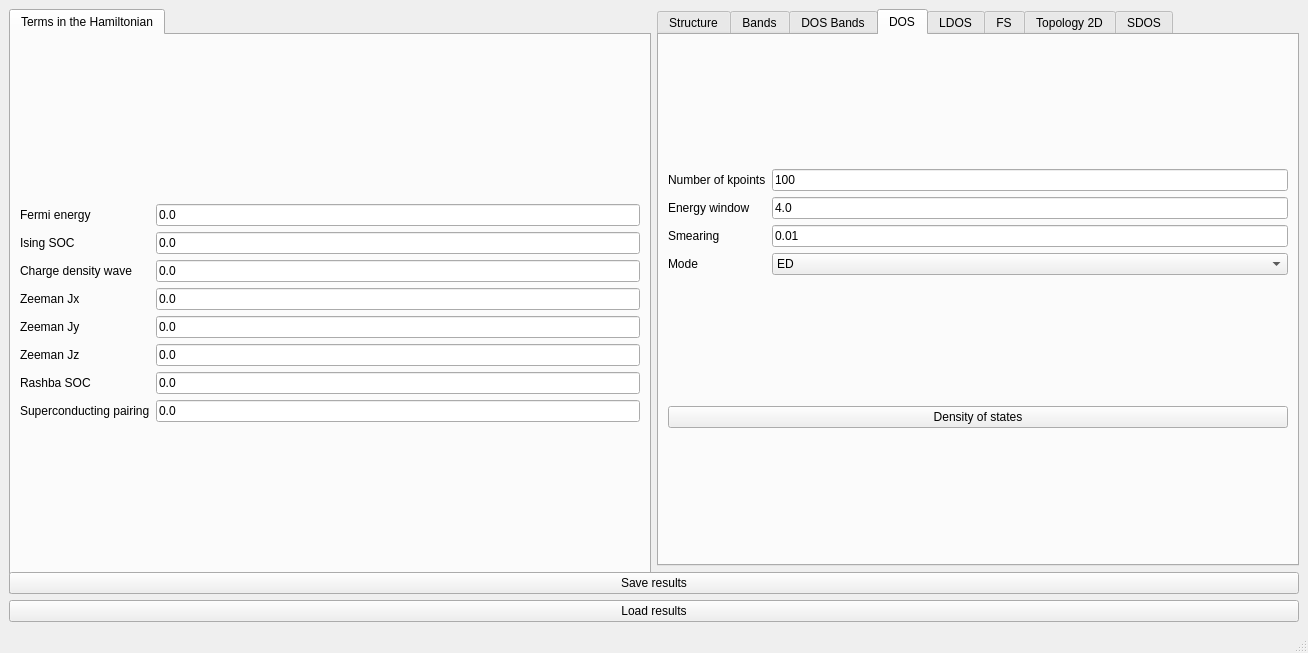
The window that interface-pyqt/tmdc/interface.ui (joselado/quantum-lattice) describes before a commit, drawn with Qt 5.
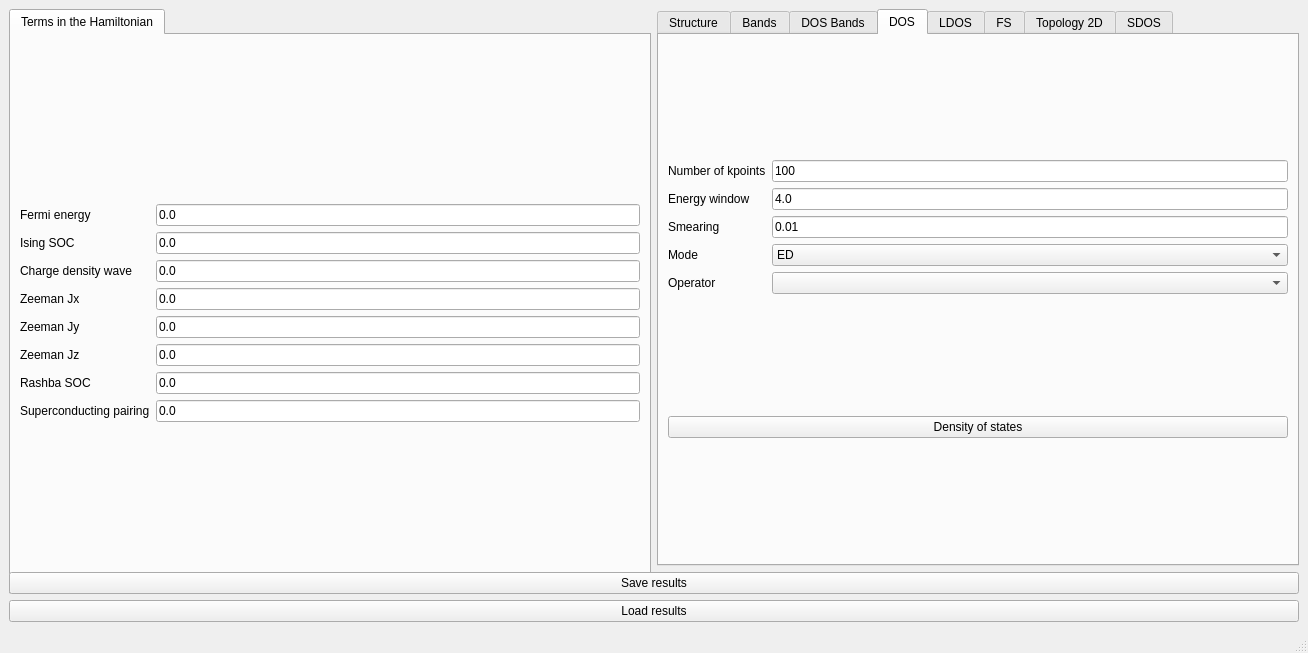
The same window after the commit. The open tabs and pages were chosen to show the change.

Commit message: Add operator-projected DOS and KPM mode to get_dos

```diff
--- a/interface-pyqt/tmdc/interface.ui
+++ b/interface-pyqt/tmdc/interface.ui
@@ -452,6 +452,16 @@
             </property>
            </widget>
           </item>
+          <item row="4" column="0">
+           <widget class="QLabel" name="label_dos_operator">
+            <property name="text">
+             <string>Operator</string>
+            </property>
+           </widget>
+          </item>
+          <item row="4" column="1">
+           <widget class="QComboBox" name="dos_operator"/>
+          </item>
          </layout>
         </item>
         <item>
```
Left out of the diff: 5 changed lines with no effect on the pictures. The commit also changes 27 other files.
